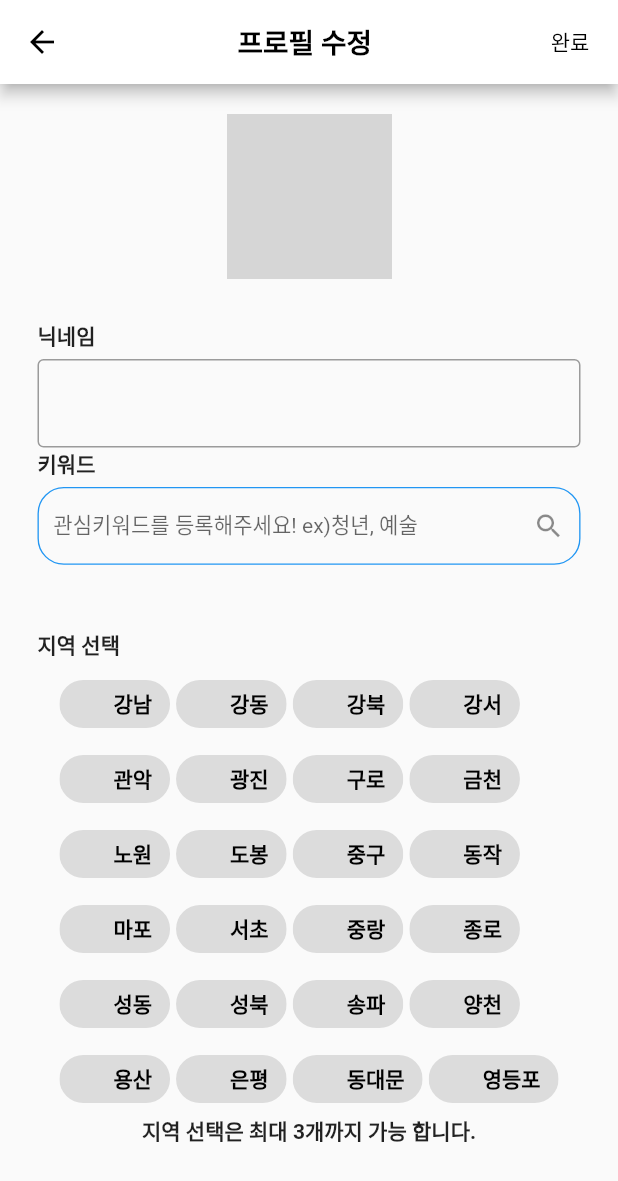
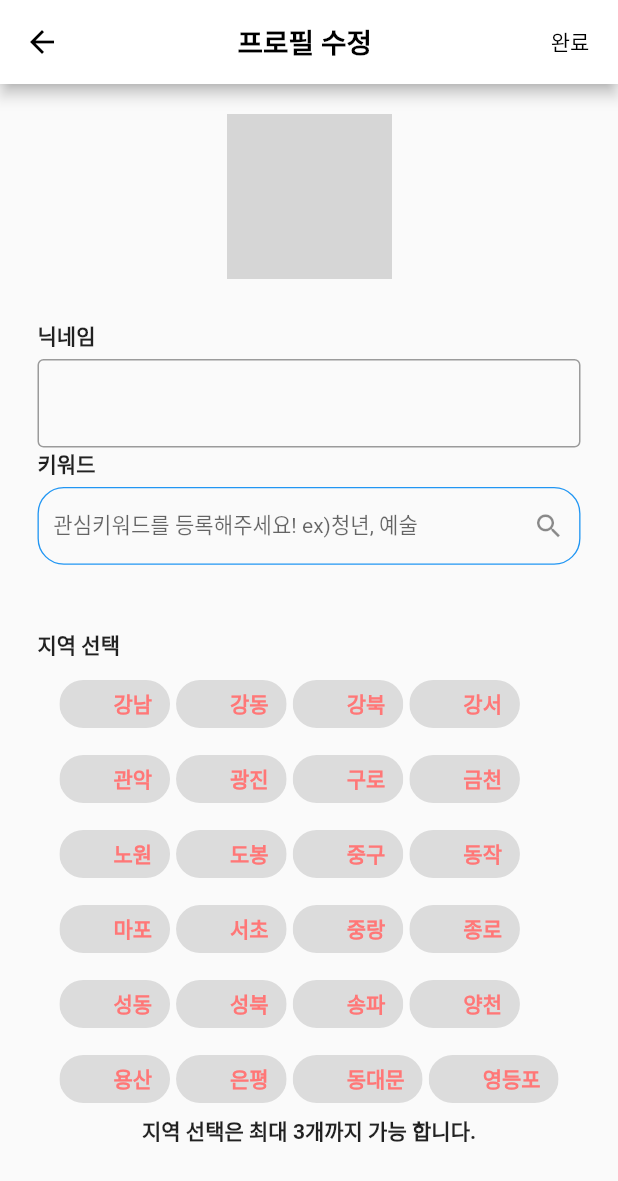
Before and after one commit to yeon220629/dongnerang, a Flutter app: the mypageInformSettingScreen screen opened directly, on a phone screen of 412 x 824 dp. Shown: the top 1181 px of the screen. Run offline on Flutter 3.47's test engine with Material 2 defaults, Android fonts, the phone set to English and light mode, and no system bars; our stand-ins replace cached_network_image, cloud_firestore, firebase_auth, firebase_core, firebase_storage, flutter_easyloading and 10 more; missing offline and left inert: flutter_inappwebview, kakao_flutter_sdk; accounts and stored records are empty; grey boxes are pictures that could not be loaded.

Commit message:
마이페이지 기존 체크 값 연동 및 메인 페이지 서울 소식 카테고리 추가

```diff
--- a/lib/screens/mypage/mypage.inform.setting.screen.dart
+++ b/lib/screens/mypage/mypage.inform.setting.screen.dart
@@ -17,7 +17,6 @@ import '../../controller/private.setting.controller.dart';
 import '../../services/firebase.service.dart';
 import '../../services/user.service.dart';
 import '../../util/logger.service.dart';
-import '../../widgets/user_profile_image.widget.dart';
 import '../mainScreenBar.dart';
 
 class mypageInformSettingScreen extends GetView<PrivateSettingController> {
@@ -47,8 +46,8 @@ class mypageInformSettingScreen extends GetView<PrivateSettingController> {
                     onPressed: () async {
                       // print("profilePhotoSetting : $profilePhotoSetting");
                       // print("profilenickSetting : $profilenickSetting");
-                      // print("profileKeyword : $profileKeyword");
-                      // print("profilelocal : ${profilelocal}");
+                      print("profileKeyword : $profileKeyword");
+                      print("profilelocal : ${profilelocal}");
                       if (controller.formKey.currentState!.validate()) {
                         try {
                           await FirebaseFirestore.instance
@@ -66,12 +65,14 @@ class mypageInformSettingScreen extends GetView<PrivateSettingController> {
                                         ? PrivateLocalData
                                         : profilelocal[0]
                           }));
+
                           profilePhotoSetting = '';
                           profilenickSetting = '';
                           profileKeyword = [];
                           profilelocal = [];
                           mypageCustomKeyword = [];
                           PrivateLocalData = [];
+
                           EasyLoading.showSuccess("프로필 수정 완료");
                           await FirebaseService.getCurrentUser();
                           Navigator.pushAndRemoveUntil(context, MaterialPageRoute(
@@ -149,9 +150,9 @@ class mypageKeywordStateful extends StatefulWidget {
 }
 class _mypageKeywordStateful extends State<mypageKeywordStateful> {
   final myController = TextEditingController();
-  List tags = [];
-  List selected_tags = [];
-  List select_tags = [];
+  final List tags = [];
+  final List selected_tags = [];
+  final List select_tags = [];
 
   @override
   Widget build(BuildContext context) {
@@ -259,13 +260,16 @@ class TagKeywordStateful extends StatefulWidget {
 
 class _TagKeywordStatefulState extends State<TagKeywordStateful> {
 
-  List tags = [];
+  final List tags = [];
+  final List select_tags = [];
   List selected_tags = [];
-  List select_tags = [];
+  bool selectCheck = false;
 
   @override
   Widget build(BuildContext context) {
+
     final Size size = MediaQuery.of(context).size;
+
     return Padding(
         padding: EdgeInsets.symmetric(vertical: size.height / 2.4),
         child: Column(
@@ -290,17 +294,38 @@ class _TagKeywordStatefulState extends State<TagKeywordStateful> {
   }
 
   generate_tags(value) {
+    // for(var v in value){
+    //   for(var a in PrivateLocalData){
+    //     if(v == a){
+    //       selectCheck = false;
+    //       print(selectCheck);
+    //     }else{
+    //       selectCheck = true;
+    //     }
+    //   }
+    // }
     return value.map((tag) => get_chip(tag)).toList();
   }
   get_chip(name) {
+    for(int i =0; i < PrivateLocalData.length; i++){
+      // print(PrivateLocalData[1]);
+      if(name == PrivateLocalData[0] || name == PrivateLocalData[1] || name == PrivateLocalData[2]){
+        selectCheck = false;
+      }else{
+        selectCheck = true;
+      }
+    }
     return FilterChip(
       selected: selected_tags.contains(name),
       selectedColor: Colors.blue.shade800,
       disabledColor: Colors.blue.shade400,
       avatar: Text(""),
-      labelStyle: TextStyle(color: Colors.black, fontWeight: FontWeight.bold),
-      label: Text("${name}"),
-      onSelected: (value) {
+      label: selectCheck == false
+              ? Text("${name}", style: TextStyle(
+                  color: AppColors.red, fontWeight: FontWeight.bold),
+              )
+              : Text("${name}"),
+    onSelected: (value) {
         if (select_tags.length > 2) {
           value = false;
         }
@@ -340,9 +365,6 @@ class _mypagePhotoProfileSettingState extends State<mypagePhotoProfileSetting> {
         child: ListView(
           children: <Widget>[
             imageProfile(),
-            // Text("닉네임", style: TextStyle(fontWeight: FontWeight.bold)),
-            // SizedBox(height: 5),
-            // nameTextField(),
           ],
         )
     );
```
Also changed, not shown: lib/constants/common.constants.dart (+2 -6 lines), lib/screens/mainScreen.dart (+19 -88 lines), lib/screens/mypage/mypage.screen.dart (+8 -7 lines), pubspec.lock.
